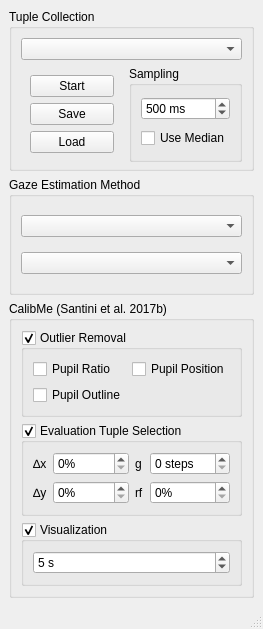
Above: EyeRecToo/src/GazeEstimationWidget.ui from tcsantini/EyeRecToo before the change. Below: the same form after it.
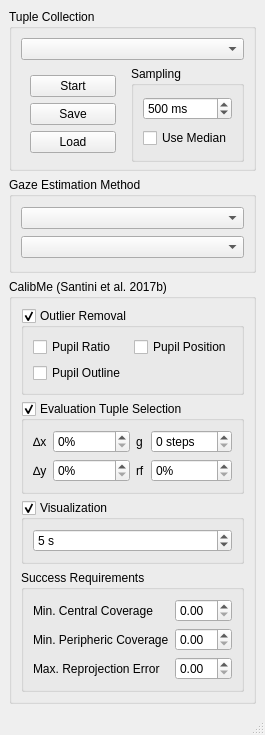
That is the form after the change.

Commit message: Adds quality requirements for the calibration

Patch:
```diff
--- a/EyeRecToo/src/GazeEstimationWidget.ui
+++ b/EyeRecToo/src/GazeEstimationWidget.ui
@@ -7,7 +7,7 @@
     <x>0</x>
     <y>0</y>
     <width>254</width>
-    <height>629</height>
+    <height>735</height>
    </rect>
   </property>
   <property name="focusPolicy">
@@ -456,6 +456,72 @@
          </layout>
         </widget>
        </item>
+       <item>
+        <widget class="QGroupBox" name="qualityGroup">
+         <property name="title">
+          <string>Success Requirements</string>
+         </property>
+         <layout class="QFormLayout" name="formLayout_4">
+          <item row="0" column="0">
+           <widget class="QLabel" name="maxReprojectionErrorLabel">
+            <property name="text">
+             <string>Min. Central Coverage</string>
+            </property>
+           </widget>
+          </item>
+          <item row="0" column="1">
+           <widget class="QDoubleSpinBox" name="minCentralCoverage">
+            <property name="decimals">
+             <number>2</number>
+            </property>
+            <property name="maximum">
+             <double>1.000000000000000</double>
+            </property>
+            <property name="singleStep">
+             <double>0.050000000000000</double>
+            </property>
+           </widget>
+          </item>
+          <item row="1" column="0">
+           <widget class="QLabel" name="minPeriphericCoverageLabel">
+            <property name="text">
+             <string>Min. Peripheric Coverage</string>
+            </property>
+           </widget>
+          </item>
+          <item row="2" column="0">
+           <widget class="QLabel" name="minCentralCoverageLabel">
+            <property name="text">
+             <string>Max. Reprojection Error</string>
+            </property>
+           </widget>
+          </item>
+          <item row="1" column="1">
+           <widget class="QDoubleSpinBox" name="minPeriphericCoverage">
+            <property name="decimals">
+             <number>2</number>
+            </property>
+            <property name="maximum">
+             <double>1.000000000000000</double>
+            </property>
+            <property name="singleStep">
+             <double>0.050000000000000</double>
+            </property>
+           </widget>
+          </item>
+          <item row="2" column="1">
+           <widget class="QDoubleSpinBox" name="maxReprojectionError">
+            <property name="maximum">
+             <double>99.000000000000000</double>
+            </property>
+            <property name="singleStep">
+             <double>0.250000000000000</double>
+            </property>
+           </widget>
+          </item>
+         </layout>
+        </widget>
+       </item>
       </layout>
      </widget>
     </item>
```
The commit also changes 4 other files.
